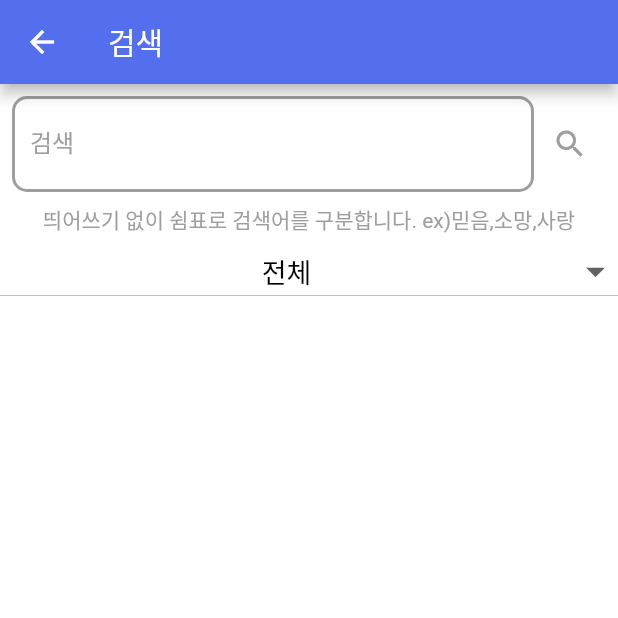
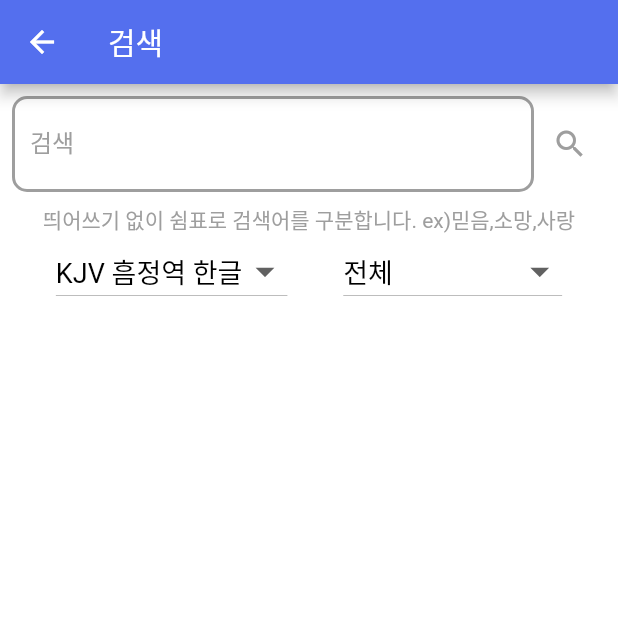
Before and after one commit to yenny-heo/Keep-bible, a Flutter app: the SearchPage screen opened directly, after a tap on the "search" icon, on a phone screen of 412 x 824 dp, the top half of it. Run offline on Flutter 3.47's test engine with Material 2 defaults, Android fonts, the phone set to English and light mode, and no system bars; our stand-ins replace fluttertoast, scrollable_positioned_list.

Commit message:
feat: 검색시 역본 선택 기능 추가

```diff
--- a/lib/data/title.dart
+++ b/lib/data/title.dart
@@ -29,6 +29,9 @@ List searchOption = ['전체','구약','신약','창세기', '출애굽기', '
   '로마서', '고린도전서', '고린도후서', '갈라디아서', '에베소서', '빌립보서', '골로새서', '데살로니가전서', '데살로니가후서',
   '디모데전서', '디모데후서', '디도서', '빌레몬서', '히브리서', '야고보서', '베드로전서', '베드로후서',
   '요한1서', '요한2서', '요한3서', '유다서', '요한계시록'];
+
+List searchBibleOption = ['KJV 흠정역 한글', 'KJV 흠정역 영어', '개역 성경'];
+
 const engOldB = [];
 
 const engNewB = [];
--- a/lib/page/search_page.dart
+++ b/lib/page/search_page.dart
@@ -1,5 +1,7 @@
 import 'package:flutter/material.dart';
+import 'package:keep_bible_app/data/engkjv.dart';
 import 'package:keep_bible_app/data/korhkjv.dart';
+import 'package:keep_bible_app/data/korhrv.dart';
 import 'package:keep_bible_app/data/title.dart';
 import 'package:keep_bible_app/local_storage/verse_history.dart';
 import 'package:keep_bible_app/page/verse_page.dart';
@@ -10,6 +12,7 @@ import 'package:provider/provider.dart';
 
 String query = "";
 List queries = [];
+int bibleOption = 0;
 int option = 0;
 int totalSearch = 0;
 bool isDark = false;
@@ -40,7 +43,12 @@ class _SearchState extends State<SearchPage> {
 
   void filterSearchResults(String query) {
     queries = query.split(',');
+
+    //bible 선택에 따라 변경
     var searchList = korhkjv;
+    if(bibleOption == 1) searchList = engkjv;
+    else if(bibleOption == 2) searchList = korhrv;
+
     if (query.isNotEmpty) {
       List<SearchInfo> listData = List<SearchInfo>();
       for (int i = 0; i < searchList.length; i++) {
@@ -147,8 +155,28 @@ class _SearchState extends State<SearchPage> {
                 "띄어쓰기 없이 쉼표로 검색어를 구분합니다. ex)믿음,소망,사랑",
                 style: TextStyle(color: Colors.grey),
               ),
+              Row(
+                mainAxisAlignment: MainAxisAlignment.spaceEvenly,
+                children: <Widget>[
                   DropdownButton<int>(
-                isExpanded: true,
+                    value: bibleOption,
+                    icon: Icon(Icons.arrow_drop_down),
+                    iconSize: 30,
+                    style: TextStyle(color: isDark? AppTheme.darkMode.accentColor:AppTheme.lightMode.accentColor, fontSize: 18),
+                    onChanged: (int newOption){
+                      setState(() {
+                        bibleOption = newOption;
+                        filterSearchResults(query);
+                      });
+                    },
+                    items: searchBibleOption.map((val){
+                      return DropdownMenuItem(
+                        value: searchBibleOption.indexOf(val),
+                        child: Center(child: Text(val)),
+                      );
+                    }).toList(),
+                  ),
+                  DropdownButton<int>(
                       value: option,
                       icon: Icon(Icons.arrow_drop_down),
                       iconSize: 30,
@@ -165,6 +193,8 @@ class _SearchState extends State<SearchPage> {
                             child:Center(child: Text(val))
                         );
                       }).toList()
+                  ),
+                ],
               ),
               Expanded(
                   child: Scrollbar(
--- a/lib/page/setting_page.dart
+++ b/lib/page/setting_page.dart
@@ -22,7 +22,7 @@ class _SettingPageState extends State<SettingPage> {
           Row(
             mainAxisAlignment: MainAxisAlignment.spaceBetween,
             children: <Widget>[
-              _menuText('테마 설정', isDark, 20),
+              _menuText('테마', isDark, 20),
               Container(
                   padding: EdgeInsets.fromLTRB(0, 0, 10, 0),
                   child: ToggleButtonsTheme(
--- a/pubspec.yaml
+++ b/pubspec.yaml
@@ -15,7 +15,7 @@ publish_to: 'none' # Remove this line if you wish to publish to pub.dev
 # In iOS, build-name is used as CFBundleShortVersionString while build-number used as CFBundleVersion.
 # Read more about iOS versioning at
 # https://developer.apple.com/library/archive/documentation/General/Reference/InfoPlistKeyReference/Articles/CoreFoundationKeys.html
-version: 1.2.1+10
+version: 1.2.2+11
 
 environment:
   sdk: ">=2.7.0 <3.0.0"
```
Also changed, not shown: 1 other file. Lines whose indentation alone changed are shown as unchanged.
